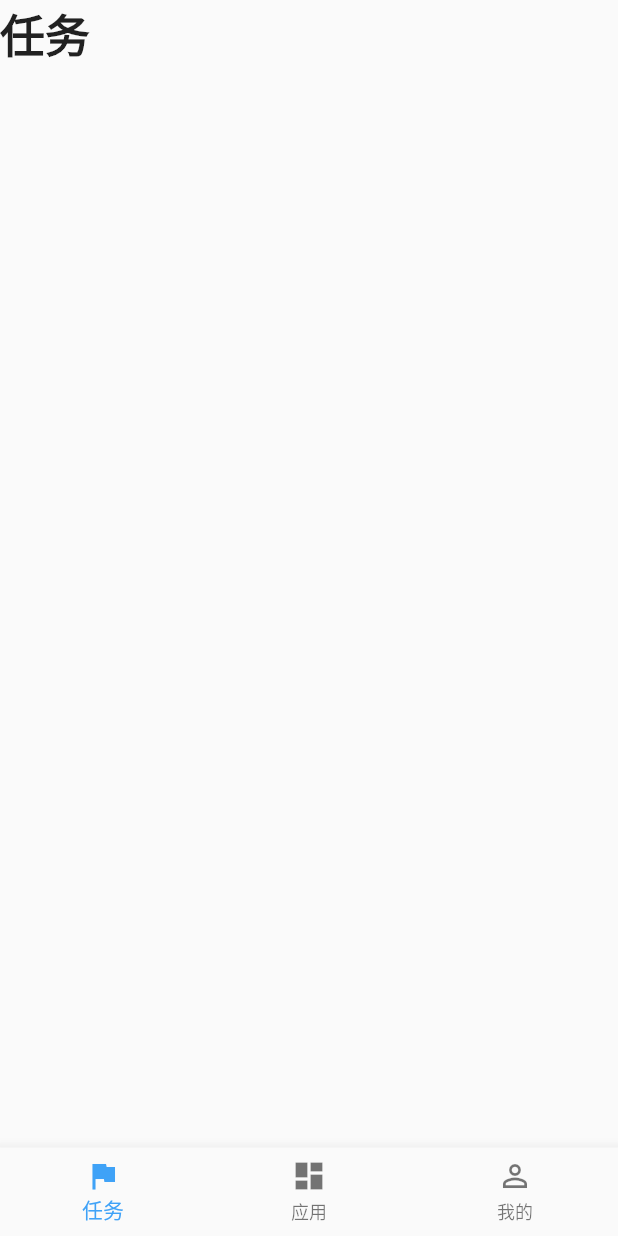
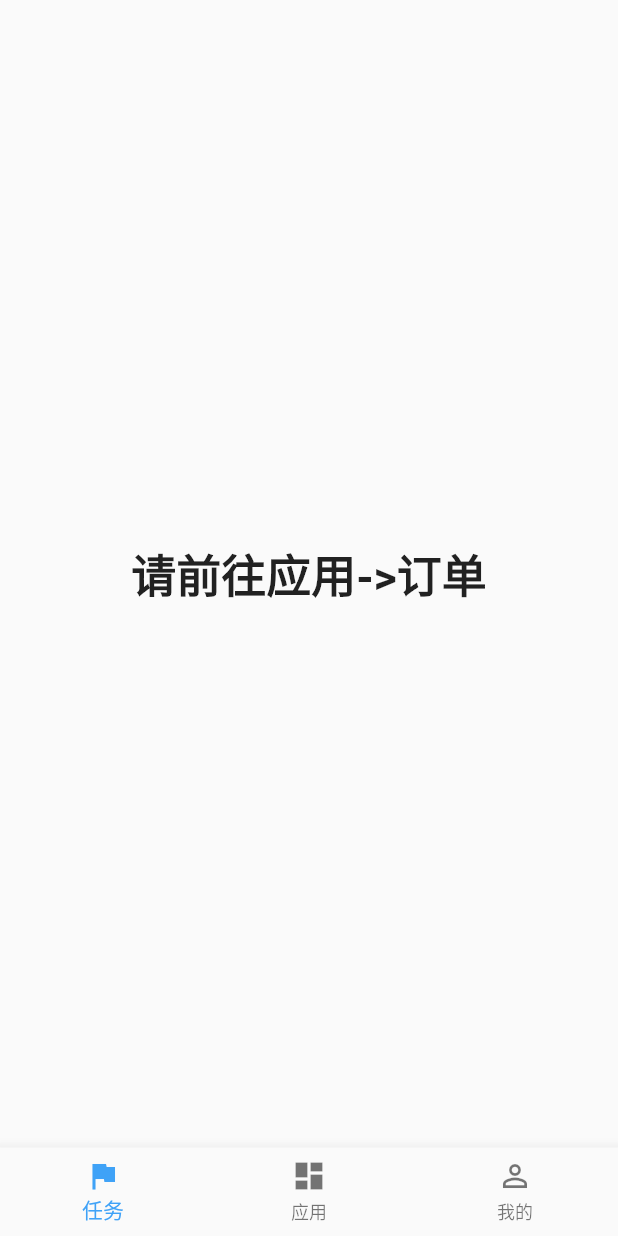
Before and after one commit to baixiaoyu2997/flutter_learn, a Flutter app: the HomeWidget screen opened directly, on a phone screen of 412 x 824 dp. Run offline on Flutter 3.47's test engine with Material 2 defaults, Android fonts, the light colour scheme and no system bars; our stand-ins replace dio, fluttertoast.

Commit message:
优化菜单文字

```diff
--- a/lib/home.dart
+++ b/lib/home.dart
@@ -26,14 +26,18 @@ class _HomeWidgetState extends State<HomeWidget> {
   static const TextStyle optionStyle =
       TextStyle(fontSize: 30, fontWeight: FontWeight.bold);
   static const List<Widget> _widgetOptions = <Widget>[
-    Text(
-      '任务',
-      style: optionStyle,
+    Center(
+      child: Text(
+        '请前往应用->订单',
+        style: optionStyle,
+      ),
     ),
     Application(),
-    Text(
-      '我的',
-      style: optionStyle,
+    Center(
+      child: Text(
+        '请前往应用->订单',
+        style: optionStyle,
+      ),
     ),
   ];
 
```
